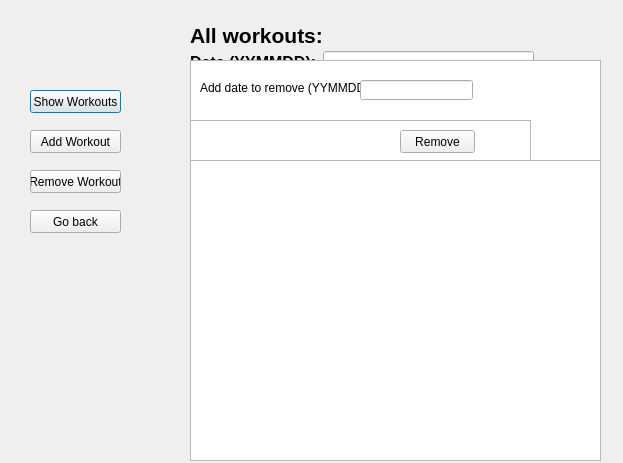
hannajohanssson/TraniningsDagbok, file workoutwindow.ui: the form before one commit.
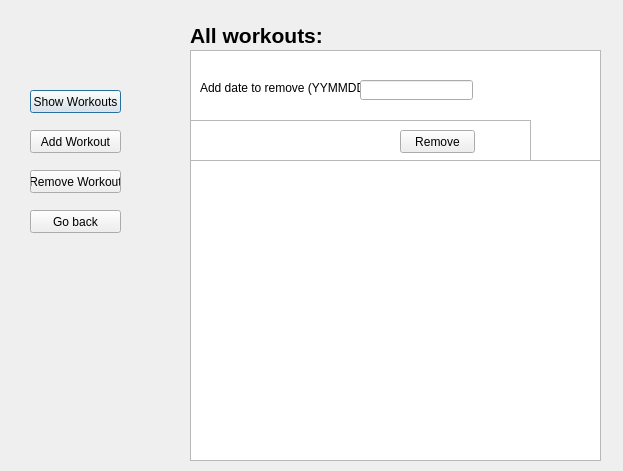
The form after the commit.

```diff
--- a/workoutwindow.ui
+++ b/workoutwindow.ui
@@ -7,7 +7,7 @@
     <x>0</x>
     <y>0</y>
     <width>623</width>
-    <height>463</height>
+    <height>471</height>
    </rect>
   </property>
   <property name="windowTitle">
@@ -45,7 +45,7 @@
      <x>190</x>
      <y>32</y>
      <width>344</width>
-     <height>61</height>
+     <height>75</height>
     </rect>
    </property>
    <layout class="QHBoxLayout" name="horizontalLayout_2">
@@ -118,9 +118,9 @@
    <property name="geometry">
     <rect>
      <x>190</x>
-     <y>60</y>
+     <y>50</y>
      <width>411</width>
-     <height>401</height>
+     <height>411</height>
     </rect>
    </property>
   </widget>
```
